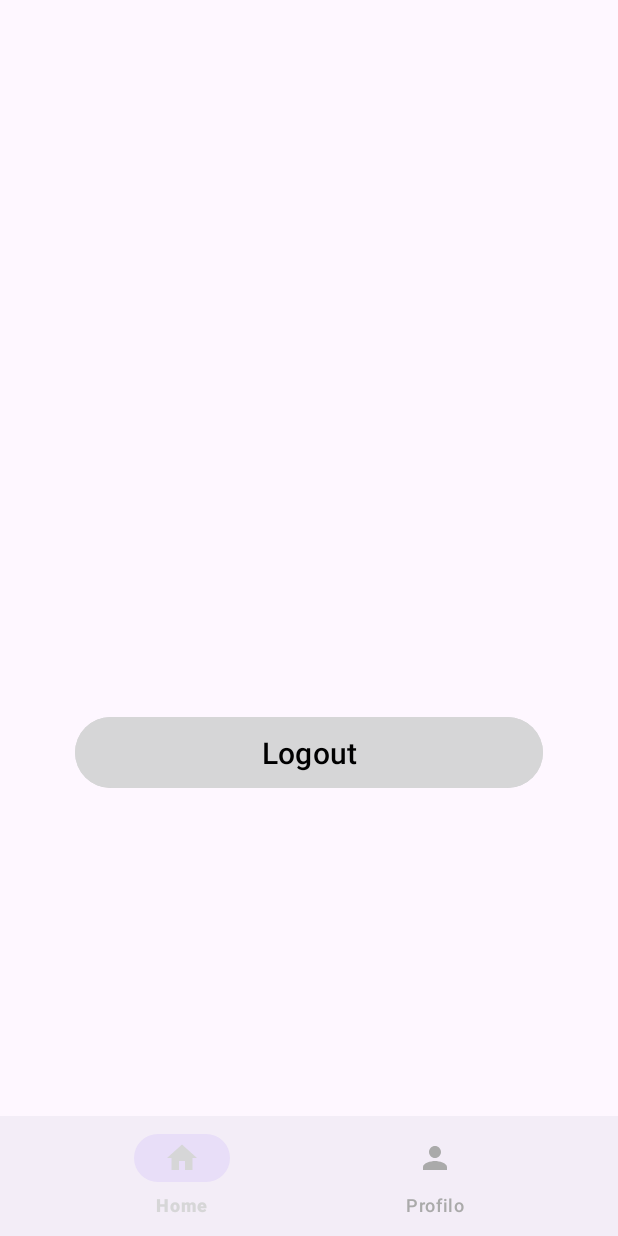
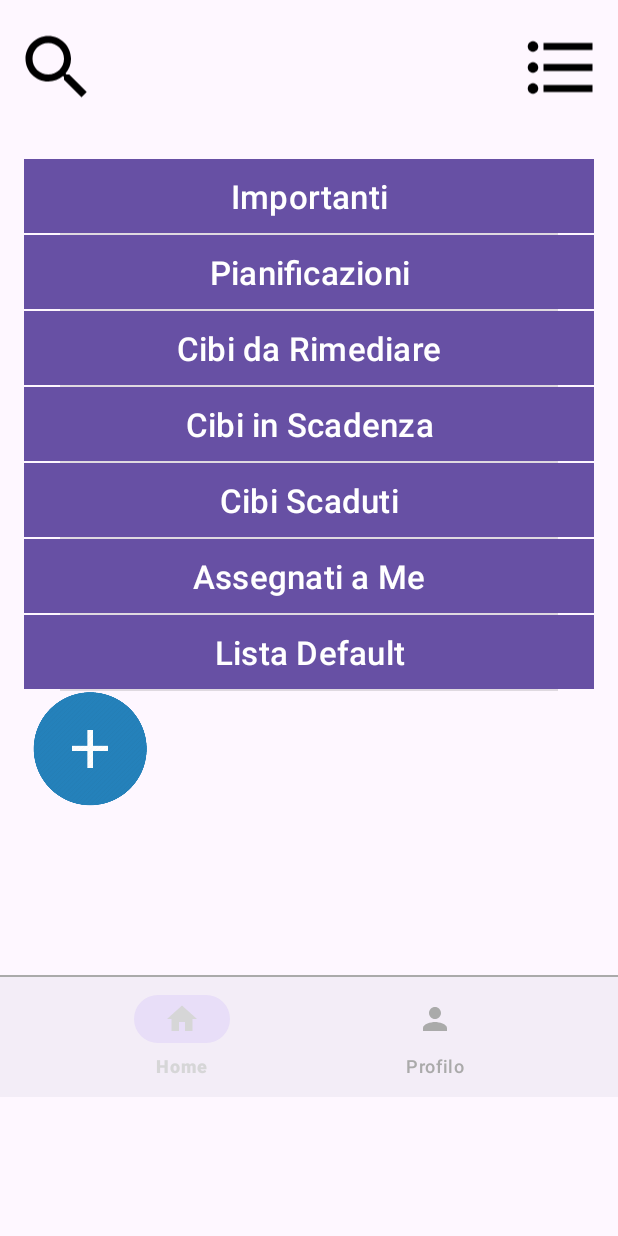
Before and after one commit to Diego-Marigo/NoWaste, an Android app: the screen it shows after launch once a user with an empty profile is signed in (MainActivity), on a phone screen of 412 x 824 dp. Run offline under Robolectric (Android 15) with nearby library versions, the phone set to English and light mode, and no system bars; our stand-ins replace Firebase (no records; nobody signed in at launch, a user with empty details on screens opened directly).

Commit message:
Modificato pagina principale (MainActivity) + iniziato ad aggiungere metodo per creazione liste (nel db)

```diff
--- a/app/src/main/java/com/example/nowaste/MainActivity.java
+++ b/app/src/main/java/com/example/nowaste/MainActivity.java
@@ -2,9 +2,12 @@ package com.example.nowaste;
 
 import android.content.Intent;
 import android.os.Bundle;
+import android.view.MenuItem;
 import android.view.View;
 import android.widget.Button;
 import android.widget.ImageButton;
+import android.widget.ImageView;
+import android.widget.PopupMenu;
 import android.widget.TextView;
 
 import androidx.appcompat.app.AppCompatActivity;
@@ -12,13 +15,16 @@ import androidx.appcompat.app.AppCompatActivity;
 import com.google.android.material.bottomnavigation.BottomNavigationView;
 import com.google.firebase.auth.FirebaseAuth;
 import com.google.firebase.auth.FirebaseUser;
+import com.google.firebase.database.DatabaseReference;
+import com.google.firebase.database.FirebaseDatabase;
+import com.google.firebase.database.IgnoreExtraProperties;
 
 /**
  * MainActivity:
  * Activity che costituisce la pagina principale dell'applicazione.
  * Qui sono visualizzate le liste degli alimenti.
  */
-public class MainActivity extends AppCompatActivity {
+public class MainActivity extends AppCompatActivity implements PopupMenu.OnMenuItemClickListener {
     /*
     schermata iniziale in cui si vedono le liste
 
@@ -26,27 +32,34 @@ public class MainActivity extends AppCompatActivity {
      */
     FirebaseAuth auth;
     FirebaseUser user;
+    private DatabaseReference mDatabase;
     TextView textView;
     Button logout;
     private BottomNavigationView bottomNavigationView;
+    private ImageButton settingsBtn, searchBtn, addListBtn;
 
     @Override
     protected void onCreate(Bundle savedInstanceState) {
         super.onCreate(savedInstanceState);
-        setContentView(R.layout.activity_main);
+        setContentView(R.layout.activity_main_menu);
 
         auth = FirebaseAuth.getInstance();
+        mDatabase = FirebaseDatabase.getInstance().getReference();
+
         user = auth.getCurrentUser();
-        logout = findViewById(R.id.logoutBtn);
-        textView = findViewById(R.id.user_details);
+        //logout = findViewById(R.id.logoutBtn);
+        //textView = findViewById(R.id.user_details);
+        settingsBtn = findViewById(R.id.settings_icon);
+        searchBtn = findViewById(R.id.search_icon);
+        addListBtn = findViewById(R.id.addListBtn);
 
         if(user == null) {
             Intent intent = new Intent(getApplicationContext(), LoginActivity.class);
             startActivity(intent);
             finish();
-        } else {
+        } /*else {
             textView.setText(user.getEmail());
-        }
+        }*/
 
         bottomNavigationView = findViewById(R.id.bottomNavigationView);
         bottomNavigationView.setSelectedItemId(R.id.home);
@@ -59,15 +72,84 @@ public class MainActivity extends AppCompatActivity {
             }
             return true;
         });
-
-        logout.setOnClickListener(new View.OnClickListener() {
+/*
+        searchIcon.setOnClickListener(new View.OnClickListener() {
             @Override
             public void onClick(View view) {
-                FirebaseAuth.getInstance().signOut();
-                Intent intent = new Intent(getApplicationContext(), LoginActivity.class);
-                startActivity(intent);
-                finish();
+                // TODO implementare la ricerca
+            }
+        });
+*/
+        settingsBtn.setOnClickListener(new View.OnClickListener() {
+            @Override
+            public void onClick(View view) {
+                PopupMenu popupMenu = new PopupMenu(getApplicationContext(), view);
+                popupMenu.setOnMenuItemClickListener(MainActivity.this);
+                popupMenu.getMenuInflater().inflate(R.menu.popup_menu, popupMenu.getMenu());
+                popupMenu.show();
             }
         });
     }
+
+    /**
+     * Metodo che gestisce i click sugli elementi del menu.
+     *
+     * @param item Elemento del menu selezionato
+     * @return True se l'evento è stato gestito, False altrimenti
+     */
+    @Override
+    public boolean onMenuItemClick(MenuItem item) {
+        if(item.getItemId() == R.id.settings) {
+            Intent intent = new Intent(getApplicationContext(), SettingsActivity.class);
+            startActivity(intent);
+            finish();
+            return true;
+        } else if(item.getItemId() == R.id.logout) {
+            FirebaseAuth.getInstance().signOut();
+            Intent intent = new Intent(getApplicationContext(), LoginActivity.class);
+            startActivity(intent);
+            finish();
+            return true;
+        }
+        return false;
+    }
+
+
+    /**
+     * Classe che rappresenta le Liste all'interno del database.
+     */
+    @IgnoreExtraProperties
+    public class Liste {
+        //TODO cambiare gli attributi
+        /*
+        una lista avrà un nome e un id; poi avrà l'userid dell'utente che crea la lista
+         */
+        public String nomeLista;
+
+        /**
+         * Costruttore vuoto.
+         */
+        public Liste() {
+        }
+
+        /**
+         * Costruttore per la creazione di un oggetto di tipo Utente.
+         * @param nomeLista Nome della lista dell'utente
+         */
+        public Liste(String nomeLista) {
+            this.nomeLista = nomeLista;
+        }
+    }
+
+    /**
+     * Metodo che scrive un nuovo utente all'interno del database Firebase.
+     * @param userId ID univoco dell'utente
+     * @param nomeLista Nome della lista
+     */
+    // TODO questo succederà quando l'utente schiaccerà il pulsante + per creare una lista
+    public void writeNewList(String userId, String nomeLista) {
+        MainActivity.Liste listaAlimenti = new MainActivity.Liste(nomeLista);
+
+        mDatabase.child("Liste").child(userId).setValue(user);
+    }
 }
--- a/app/src/main/java/com/example/nowaste/ProfileActivity.java
+++ b/app/src/main/java/com/example/nowaste/ProfileActivity.java
@@ -112,7 +112,7 @@ public class ProfileActivity extends AppCompatActivity implements PopupMenu.OnMe
         listsBtn.setOnClickListener(new View.OnClickListener() {
             @Override
             public void onClick(View view) {
-                Intent intent = new Intent(getApplicationContext(), CustomListView.class);
+                Intent intent = new Intent(getApplicationContext(), MainActivity.class);
                 startActivity(intent);
                 finish();
             }
--- a/app/src/main/res/layout/activity_main.xml
+++ b/app/src/main/res/layout/activity_main.xml
@@ -4,7 +4,7 @@
     xmlns:tools="http://schemas.android.com/tools"
     android:layout_width="match_parent"
     android:layout_height="match_parent"
-    tools:context=".MainActivity">
+>
 
     <FrameLayout
         android:id="@+id/frame_layout"
--- a/app/src/main/res/layout/activity_main_menu.xml
+++ b/app/src/main/res/layout/activity_main_menu.xml
@@ -1,8 +1,11 @@
 <?xml version="1.0" encoding="utf-8"?>
 <LinearLayout xmlns:android="http://schemas.android.com/apk/res/android"
+    xmlns:tools="http://schemas.android.com/tools"
+    xmlns:app="http://schemas.android.com/apk/res-auto"
     android:layout_width="match_parent"
     android:layout_height="match_parent"
-    android:orientation="vertical">
+    android:orientation="vertical"
+    tools:context=".MainActivity">
 
     <LinearLayout
         android:layout_width="match_parent"
@@ -10,67 +13,67 @@
         android:paddingHorizontal="10dp"
         android:orientation="horizontal">
 
-        <!-- Icona Utente, 1/7 dello spazio -->
-        <ImageView
-            android:id="@+id/user_icon"
+        <!-- Icona Ricerca, 1/7 dello spazio -->
+        <ImageButton
+            android:id="@+id/search_icon"
             android:layout_width="0dp"
             android:layout_height="match_parent"
             android:layout_weight="1"
-            android:src="@drawable/user_icon"
-            android:contentDescription="@string/collegamento_alla_pagina_del_profilo_dell_utente" />
+            android:scaleType="fitCenter"
+            android:background="#00FFFFFF"
+            android:contentDescription="@string/avvio_del_metodo_di_ricerca"
+            android:src="@drawable/baseline_search_24" />
 
-        <!-- Spazio Vuoto, 4/7 dello spazio -->
+        <!-- Spazio Vuoto, 5/7 dello spazio -->
         <View
             android:layout_width="0dp"
             android:layout_height="match_parent"
-            android:layout_weight="4" />
+            android:layout_weight="5" />
 
         <!-- Icona Impostazioni, 1/7 dello spazio -->
-        <ImageView
+        <ImageButton
             android:id="@+id/settings_icon"
             android:layout_width="0dp"
             android:layout_height="match_parent"
             android:layout_weight="1"
-            android:src="@drawable/settings_icon"
-            android:contentDescription="@string/collegamento_alla_pagina_delle_impostazioni" />
+            android:background="#00FFFFFF"
+            android:contentDescription="@string/menu_impostazioni"
+            android:scaleType="fitCenter"
+            app:layout_constraintEnd_toEndOf="parent"
+            app:layout_constraintHorizontal_bias="0.955"
+            app:layout_constraintStart_toStartOf="parent"
+            app:layout_constraintTop_toTopOf="parent"
+            app:srcCompat="@drawable/baseline_format_list_bulleted_24" />
 
-        <!-- Icona Ricerca, 1/7 dello spazio -->
-        <ImageView
-            android:id="@+id/search_icon"
-            android:layout_width="0dp"
-            android:layout_height="match_parent"
-            android:layout_weight="1"
-            android:src="@drawable/baseline_search_24"
-            android:contentDescription="@string/avvio_del_metodo_di_ricerca" />
 
     </LinearLayout>
 
     <!-- Corpo della Schermata con LinearLayout -->
     <LinearLayout
         android:layout_width="match_parent"
-        android:layout_height="wrap_content"
+        android:layout_height="560dp"
+        android:divider="?android:attr/dividerHorizontal"
+        android:dividerPadding="24dp"
         android:orientation="vertical"
         android:padding="16dp"
-        android:divider="?android:attr/dividerHorizontal"
-        android:showDividers="middle"
-        android:dividerPadding="24dp"> <!-- Padding aumentato -->
+        android:showDividers="middle"> <!-- Padding aumentato -->
 
         <!-- Importanti -->
         <Button
             android:id="@+id/btn_importanti"
             android:layout_width="match_parent"
             android:layout_height="wrap_content"
+            android:background="#FFC0CB"
             android:text="@string/importanti"
-            android:background="#FFC0CB"
-            android:textSize="22sp"/>
+            android:textSize="22sp" />
 
         <!-- Pianificazioni -->
         <Button
             android:id="@+id/btn_pianificazioni"
             android:layout_width="match_parent"
             android:layout_height="wrap_content"
+            android:background="#90EE90"
             android:text="@string/pianificazioni"
-            android:background="#90EE90"
             android:textSize="22sp" />
 
         <!-- Cibi da Rimediare -->
@@ -78,8 +81,8 @@
             android:id="@+id/btn_cibi_da_rimediare"
             android:layout_width="match_parent"
             android:layout_height="wrap_content"
+            android:background="#90EE90"
             android:text="@string/cibi_da_rimediare"
-            android:background="#90EE90"
             android:textSize="22sp" />
 
         <!-- Cibi in Scadenza -->
@@ -87,8 +90,8 @@
             android:id="@+id/btn_cibi_in_scadenza"
             android:layout_width="match_parent"
             android:layout_height="wrap_content"
+            android:background="#800080"
             android:text="@string/cibi_in_scadenza"
-            android:background="#800080"
             android:textSize="22sp" />
 
         <!-- Cibi Scaduti -->
@@ -96,8 +99,8 @@
             android:id="@+id/btn_cibi_scaduti"
             android:layout_width="match_parent"
             android:layout_height="wrap_content"
+            android:background="#800080"
             android:text="@string/cibi_scaduti"
-            android:background="#800080"
             android:textSize="22sp" />
 
         <!-- Assegnati a Me -->
@@ -105,8 +108,8 @@
             android:id="@+id/btn_assegnati_a_me"
             android:layout_width="match_parent"
             android:layout_height="wrap_content"
+            android:background="#D3D3D3"
             android:text="@string/assegnati_a_me"
-            android:background="#D3D3D3"
             android:textSize="22sp" />
 
         <!-- Lista Default -->
@@ -114,9 +117,22 @@
             android:id="@+id/btn_lista_default"
             android:layout_width="match_parent"
             android:layout_height="wrap_content"
+            android:background="#D3D3D3"
             android:text="@string/lista_default"
-            android:background="#D3D3D3"
             android:textSize="22sp" />
+
+
+        <!-- bottone per aggiungere una nuova lista
+        TODO spostarlo in basso a destra -->
+        <ImageButton
+            android:id="@+id/addListBtn"
+            android:layout_width="87dp"
+            android:layout_height="77dp"
+            android:background="#00FFFFFF"
+            android:scaleType="fitCenter"
+            app:srcCompat="@drawable/plus_icon" />
+
+
     </LinearLayout>
 
 
@@ -129,4 +145,17 @@
         android:background="@android:color/darker_gray" />
 
     <!-- Liste Personalizzate dell'Utente -->
+
+    <!-- barra navigazione in basso -->
+    <com.google.android.material.bottomnavigation.BottomNavigationView
+        android:id="@+id/bottomNavigationView"
+        android:layout_width="match_parent"
+        android:layout_height="wrap_content"
+        app:itemIconTint="@color/bottom_nav_color"
+        app:itemTextColor="@color/bottom_nav_color"
+        app:layout_constraintBottom_toBottomOf="parent"
+        app:layout_constraintEnd_toEndOf="parent"
+        app:layout_constraintStart_toStartOf="parent"
+        app:menu="@menu/bottom_nav_menu" />
+
 </LinearLayout>
--- a/app/src/main/res/values/strings.xml
+++ b/app/src/main/res/values/strings.xml
@@ -59,6 +59,7 @@
     <string name="nome_della_lista">Nome della Lista</string>
     <!-- TODO: Remove or change this placeholder text -->
     <string name="hello_blank_fragment">Hello blank fragment</string>
+    <string name="menu_impostazioni">Menu impostazioni</string>
 
     <!-- <string name="facebook_app_id">1108081206859815</string>
     <string name="fb_login_protocol_scheme">fb1108081206859815</string>
```
Also changed, not shown: app/src/main/res/drawable/plus_icon.png (added). Lines whose indentation alone changed are shown as unchanged.
